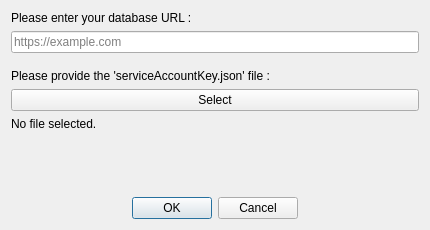
Above: setup.ui from Symbian-Bro/SafePaste before the change. Below: the same form after it.
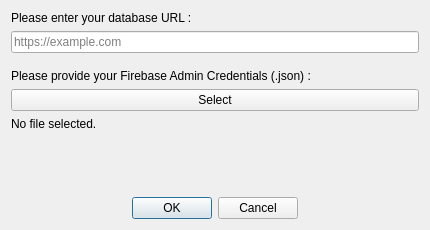
That is the form after the change.

Commit message: Added the configs.py file generated from the setup.ui file.

Diff of the .ui file:
```diff
--- a/setup.ui
+++ b/setup.ui
@@ -47,7 +47,7 @@
    <item>
     <widget class="QLabel" name="label_file">
      <property name="text">
-      <string>Please provide the 'serviceAccountKey.json' file :</string>
+      <string>Please provide your Firebase Admin Credentials (.json) :</string>
      </property>
     </widget>
    </item>
```
The commit also changes 1 other file.
